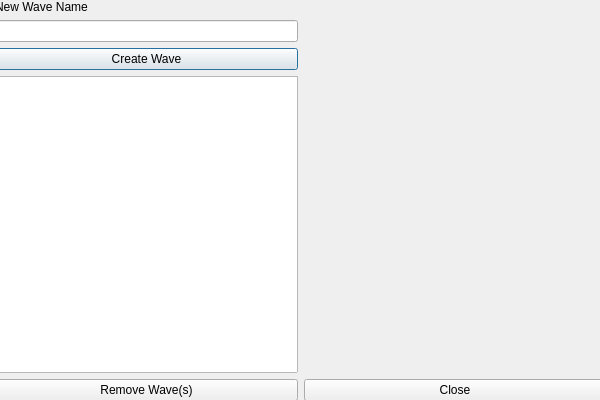
bbreslauer/PySciPlot, file ui/Ui_ManageWavesDialog.ui: the form before one commit.
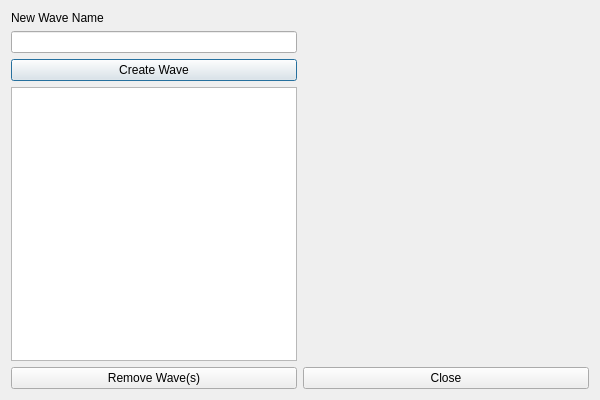
The form after the commit.

Commit message: Converted to using apply/reset buttons, and changed some signals around.  Kept previous code commented for the time being.

Diff of the .ui file:
```diff
--- a/ui/Ui_ManageWavesDialog.ui
+++ b/ui/Ui_ManageWavesDialog.ui
@@ -31,54 +31,39 @@
   <property name="windowTitle">
    <string>Manage Waves</string>
   </property>
-  <widget class="QWidget" name="horizontalLayoutWidget">
-   <property name="geometry">
-    <rect>
-     <x>-5</x>
-     <y>0</y>
-     <width>611</width>
-     <height>401</height>
-    </rect>
-   </property>
-   <layout class="QHBoxLayout" name="horizontalLayout">
-    <item>
-     <layout class="QVBoxLayout" name="verticalLayout">
-      <item>
+  <layout class="QGridLayout" name="gridLayout">
+   <item row="0" column="0">
        <widget class="QLabel" name="waveNameLabel">
         <property name="text">
          <string>New Wave Name</string>
         </property>
        </widget>
       </item>
-      <item>
+   <item row="1" column="0">
        <widget class="QLineEdit" name="waveNameLineEdit"/>
       </item>
-      <item>
+   <item row="2" column="0">
        <widget class="QPushButton" name="createWaveButton">
         <property name="text">
          <string>Create Wave</string>
         </property>
        </widget>
       </item>
-      <item>
+   <item row="3" column="0">
        <widget class="QListView" name="wavesListView">
         <property name="selectionMode">
          <enum>QAbstractItemView::ExtendedSelection</enum>
         </property>
        </widget>
       </item>
-      <item>
+   <item row="4" column="0">
        <widget class="QPushButton" name="removeWaveButton">
         <property name="text">
          <string>Remove Wave(s)</string>
         </property>
        </widget>
       </item>
-     </layout>
-    </item>
-    <item>
-     <layout class="QVBoxLayout" name="verticalLayout_3">
-      <item>
+   <item row="1" column="1">
        <spacer name="horizontalSpacer">
         <property name="orientation">
          <enum>Qt::Horizontal</enum>
@@ -91,7 +76,7 @@
         </property>
        </spacer>
       </item>
-      <item>
+   <item row="2" column="1" rowspan="2">
        <spacer name="verticalSpacer">
         <property name="orientation">
          <enum>Qt::Vertical</enum>
@@ -104,7 +89,7 @@
         </property>
        </spacer>
       </item>
-      <item>
+   <item row="4" column="1">
        <widget class="QPushButton" name="closeButton">
         <property name="text">
          <string>Close</string>
@@ -112,9 +97,6 @@
        </widget>
       </item>
      </layout>
-    </item>
-   </layout>
-  </widget>
  </widget>
  <resources/>
  <connections/>
```
Lines whose indentation alone changed are shown as unchanged. The commit also changes 6 other files.
